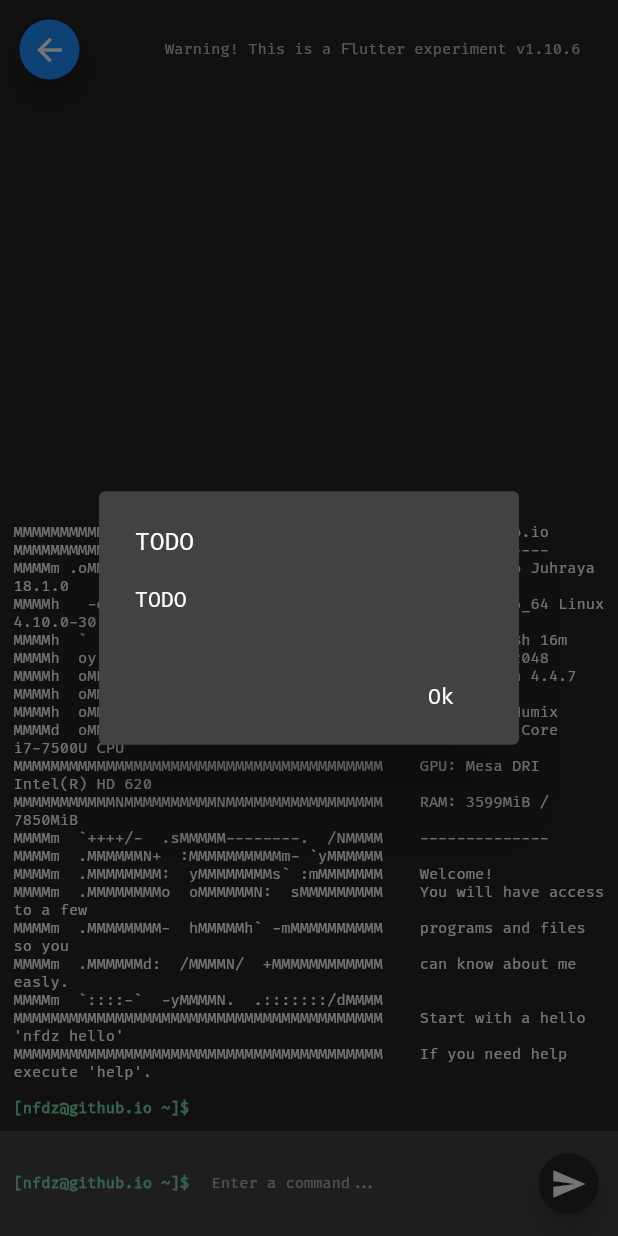
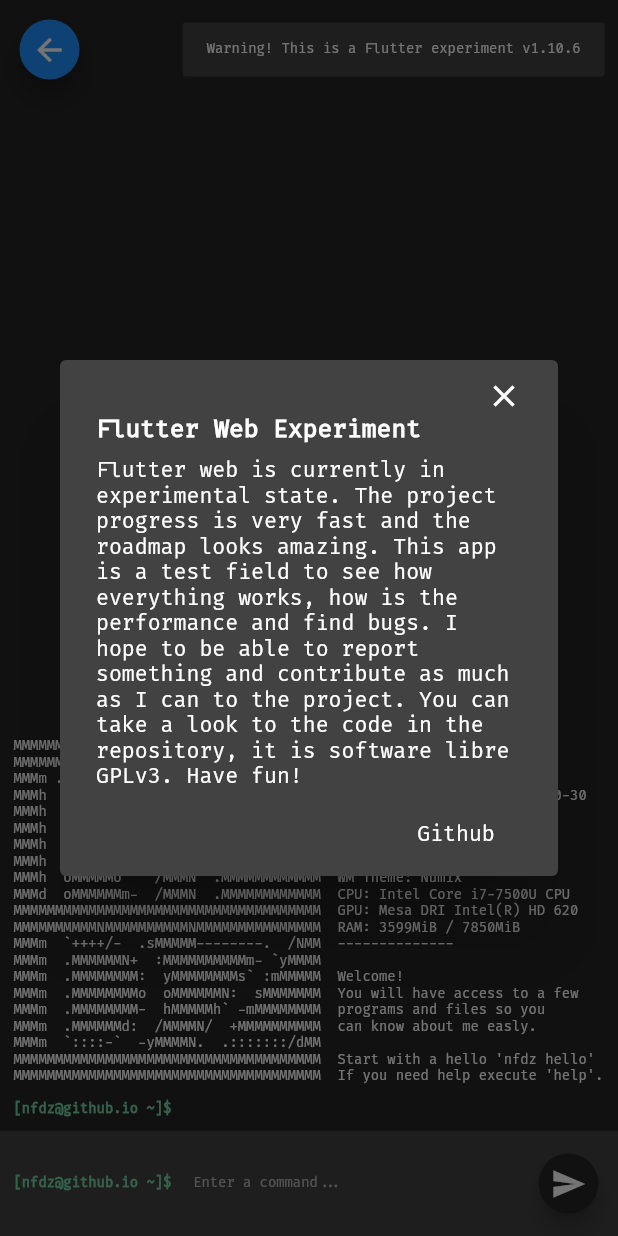
Before and after one commit to nfdz/FakeTerminal, a Flutter app: the screen it shows after launch, after a tap on the "send" icon, after a tap on "Warning! This is a Flutter experiment v1", on a phone screen of 412 x 824 dp. Run offline on Flutter 3.47's test engine with Material 2 defaults, Android fonts, the phone set to English and light mode, and no system bars.

Commit message:
Improvements and license

```diff
--- a/src/terminal_resume_app/lib/model/command.dart
+++ b/src/terminal_resume_app/lib/model/command.dart
@@ -3,6 +3,7 @@
 import 'package:terminal_resume_app/model/commands/exit_command.dart';
 import 'package:terminal_resume_app/model/commands/flutter_command.dart';
 import 'package:terminal_resume_app/model/commands/help_command.dart';
+import 'package:terminal_resume_app/model/commands/history_command.dart';
 import 'package:terminal_resume_app/model/commands/ls_command.dart';
 import 'package:terminal_resume_app/model/commands/man_command.dart';
 import 'package:terminal_resume_app/model/commands/nfdz_command.dart';
@@ -12,18 +13,19 @@
   final String cmd;
   final String manEntry;
   Command(this.cmd, this.manEntry);
-  void execute(List<String> args, List<TerminalLine> output);
+  void execute(List<String> args, List<TerminalLine> output, List<String> history);
 }
 
 final List<Command> kAvailableCommands = [
+  HelpCommand(),
+  NfdzCommand(),
+  FlutterCommand(),
+  ManCommand(),
   CatCommand(),
   ClearCommand(),
   ExitCommand(),
-  FlutterCommand(),
-  HelpCommand(),
   LsCommand(),
-  ManCommand(),
-  NfdzCommand(),
+  HistoryCommand(),
 ];
 
 Command parseCommand(String cmd) {
--- a/src/terminal_resume_app/lib/model/commands/cat_command.dart
+++ b/src/terminal_resume_app/lib/model/commands/cat_command.dart
@@ -15,7 +15,7 @@
   CatCommand._() : super(kCmdCat, kCmdCatManEntry);
 
   @override
-  void execute(List<String> args, List<TerminalLine> output) {
+  void execute(List<String> args, List<TerminalLine> output, List<String> history) {
     if (args.length < 2) {
       output.insert(0, ResultLine(kCmdInvalidArgs + cmd));
     } else {
--- a/src/terminal_resume_app/lib/model/commands/clear_command.dart
+++ b/src/terminal_resume_app/lib/model/commands/clear_command.dart
@@ -14,7 +14,7 @@
   ClearCommand._() : super(kCmdClear, kCmdClearManEntry);
 
   @override
-  void execute(List<String> args, List<TerminalLine> output) {
+  void execute(List<String> args, List<TerminalLine> output, List<String> history) {
     output.clear();
   }
 }
--- a/src/terminal_resume_app/lib/model/commands/exit_command.dart
+++ b/src/terminal_resume_app/lib/model/commands/exit_command.dart
@@ -1,5 +1,6 @@
 import 'package:terminal_resume_app/model/command.dart';
 import 'package:terminal_resume_app/model/terminal_content.dart';
+import 'package:terminal_resume_app/utils/html_comm_workaround.dart';
 
 class ExitCommand extends Command {
   static ExitCommand _instance;
@@ -14,8 +15,8 @@
   ExitCommand._() : super(kCmdExit, kCmdExitManEntry);
 
   @override
-  void execute(List<String> args, List<TerminalLine> output) {
-    // TODO: implement execute
+  void execute(List<String> args, List<TerminalLine> output, List<String> history) {
+    HtmlCommWorkAround.goBackHistory();
   }
 }
 
--- a/src/terminal_resume_app/lib/model/commands/flutter_command.dart
+++ b/src/terminal_resume_app/lib/model/commands/flutter_command.dart
@@ -15,7 +15,7 @@
   FlutterCommand._() : super(kCmdFlutter, kCmdFlutterManEntry);
 
   @override
-  void execute(List<String> args, List<TerminalLine> output) {
+  void execute(List<String> args, List<TerminalLine> output, List<String> history) {
     if (args.length < 2) {
       output.insert(0, ResultLine(kCmdInvalidArgs + cmd));
     } else {
--- a/src/terminal_resume_app/lib/model/commands/help_command.dart
+++ b/src/terminal_resume_app/lib/model/commands/help_command.dart
@@ -15,7 +15,7 @@
   HelpCommand._() : super(kCmdHelp, kCmdHelpManEntry);
 
   @override
-  void execute(List<String> args, List<TerminalLine> output) {
+  void execute(List<String> args, List<TerminalLine> output, List<String> history) {
     if (args.length > 1) {
       output.insert(0, ResultLine(kCmdIgnoredArgs));
     }
@@ -31,6 +31,7 @@
  exit    - Log off and close the app
  flutter - Flutter app development
  help    - Show help information about terminal
+ history - Show the history command list
  ls      - List directory contents
  man     - An interface to the on-line reference manuals
  nfdz    - Processes the json files with information about me""";
--- a/src/terminal_resume_app/lib/model/commands/ls_command.dart
+++ b/src/terminal_resume_app/lib/model/commands/ls_command.dart
@@ -15,7 +15,7 @@
   LsCommand._() : super(kCmdLs, kCmdLsManEntry);
 
   @override
-  void execute(List<String> args, List<TerminalLine> output) {
+  void execute(List<String> args, List<TerminalLine> output, List<String> history) {
     if (args.length > 1) {
       output.insert(0, ResultLine(kCmdIgnoredArgs));
     }
--- a/src/terminal_resume_app/lib/model/commands/man_command.dart
+++ b/src/terminal_resume_app/lib/model/commands/man_command.dart
@@ -15,7 +15,7 @@
   ManCommand._() : super(kCmdMan, kCmdManManEntry);
 
   @override
-  void execute(List<String> args, List<TerminalLine> output) {
+  void execute(List<String> args, List<TerminalLine> output, List<String> history) {
     if (args.length < 2) {
       output.insert(0, ResultLine(kCmdInvalidArgs + cmd));
     } else {
--- a/src/terminal_resume_app/lib/model/commands/nfdz_command.dart
+++ b/src/terminal_resume_app/lib/model/commands/nfdz_command.dart
@@ -14,7 +14,7 @@
   NfdzCommand._() : super(kCmdNfdz, kCmdNfdzManEntry);
 
   @override
-  void execute(List<String> args, List<TerminalLine> output) {
+  void execute(List<String> args, List<TerminalLine> output, List<String> history) {
     // TODO: implement execute
   }
 }
--- a/src/terminal_resume_app/lib/model/terminal_content.dart
+++ b/src/terminal_resume_app/lib/model/terminal_content.dart
@@ -2,7 +2,7 @@
 
 List<TerminalLine> getTerminalInitContent() => [
       ResultLine(kWelcomeText),
-      ResultLine("\n\n\n"),
+      ResultLine("\n\n\n\n"),
     ];
 
 class TerminalLine {
--- a/src/terminal_resume_app/lib/utils/constants.dart
+++ b/src/terminal_resume_app/lib/utils/constants.dart
@@ -12,7 +12,7 @@
 const Color kTerminalAccentColor = Color(0xff72d5a3);
 const TextStyle kDefaultTextStyle = TextStyle(fontFamily: 'FiraCode', fontSize: 16, color: Colors.white);
 const TextStyle kSmallerTextStyle = TextStyle(fontFamily: 'FiraCode', fontSize: 14, color: Colors.white);
-const TextStyle kSmallestTextStyle = TextStyle(fontFamily: 'FiraCode', fontSize: 10, color: Colors.white);
+const TextStyle kSmallestTextStyle = TextStyle(fontFamily: 'FiraCode', fontSize: 9, color: Colors.white);
 const double kSmallerToBigWidth = 850.0;
 const double kSmallestToSmallerWidth = 700.0;
 
@@ -22,34 +22,36 @@
 const String kSendCommandTooltip = "Execute command";
 const String kBackTooltip = "Exit terminal";
 const String kWarningButton = "Warning! This is a Flutter experiment v1.10.6";
-const String kWarningDialogTitle = "TODO";
-const String kWarningDialogContent = "TODO";
+const String kWarningDialogTitle = "Flutter Web Experiment";
+const String kWarningDialogContent =
+    "Flutter web is currently in experimental state. The project progress is very fast and the roadmap looks amazing. This app is a test field to see how everything works, how is the performance and find bugs. I hope to be able to report something and contribute as much as I can to the project. You can take a look to the code in the repository, it is software libre GPLv3. Have fun!";
+const String kWarningDialogGithub = "Github";
 const String kTerminalPrefix = "[nfdz@github.io ~]\$ ";
 const String kCmdNotFound = "bash: {cmd}: command not found";
 const String kHelpArg = "-h";
 
 const String kWelcomeText = """
-MMMMMMMMMMMMMMMMMMMMMMMMMMMMMMMMMMMMMMMM    nfdz@github.io
-MMMMMMMMMMMMMMMMMMMMMMMMMMMMMMMMMMMMMMMM    --------------
-MMMMm .oMMMMMMMN: sMMMM+----------/MMMMM    OS: Manjaro Juhraya 18.1.0
-MMMMh   -dMMMMMN  /MMMN  `MMMMMMMMMMMMMM    Kernel: x86_64 Linux 4.10.0-30
-MMMMh  `  oMMMMN  /MMMN  .MMMMMMMMMMMMMM    Uptime: 168h 16m
-MMMMh  oy` .dMMN  /MMMN  `yyhhhhhNMMMMMM    Packages: 2048
-MMMMh  oMN+  +NN  /MMMN   .......-MMMMMM    Shell: bash 4.4.7
-MMMMh  oMMMd. .y  /MMMN  .MMMMMMMMMMMMMM    WM: Compiz
-MMMMh  oMMMMMo    /MMMN  .MMMMMMMMMMMMMM    WM Theme: Numix
-MMMMd  oMMMMMMm-  /MMMN  .MMMMMMMMMMMMMM    CPU: Intel Core i7-7500U CPU
-MMMMMMMMMMMMMMMMMMMMMMMMMMMMMMMMMMMMMMMM    GPU: Mesa DRI Intel(R) HD 620
-MMMMMMMMMMMNMMMMMMMMMMNMMMMMMMMMMMMMMMMM    RAM: 3599MiB / 7850MiB
-MMMMm  `++++/-  .sMMMMM--------.  /NMMMM    --------------
-MMMMm  .MMMMMMN+  :MMMMMMMMMMm- `yMMMMMM
-MMMMm  .MMMMMMMM:  yMMMMMMMMs` :mMMMMMMM    Welcome!
-MMMMm  .MMMMMMMMo  oMMMMMMN:  sMMMMMMMMM    You will have access to a few
-MMMMm  .MMMMMMMM-  hMMMMMh` -mMMMMMMMMMM    programs and files so you
-MMMMm  .MMMMMMd:  /MMMMN/  +MMMMMMMMMMMM    can know about me easly.
-MMMMm  `::::-`  -yMMMMN.  .:::::::/dMMMM
-MMMMMMMMMMMMMMMMMMMMMMMMMMMMMMMMMMMMMMMM    Start with a hello 'nfdz hello'
-MMMMMMMMMMMMMMMMMMMMMMMMMMMMMMMMMMMMMMMM    If you need help execute 'help'.
+MMMMMMMMMMMMMMMMMMMMMMMMMMMMMMMMMMMMM  nfdz@github.io
+MMMMMMMMMMMMMMMMMMMMMMMMMMMMMMMMMMMMM  --------------
+MMMm .oMMMMMMMN: sMMMM+----------/MMM  OS: Manjaro Juhraya 18.1.0
+MMMh   -dMMMMMN  /MMMN  `MMMMMMMMMMMM  Kernel: x86_64 Linux 4.10.0-30
+MMMh  `  oMMMMN  /MMMN  .MMMMMMMMMMMM  Uptime: 168h 16m
+MMMh  oy` .dMMN  /MMMN  `yyhhhhhNMMMM  Packages: 2048
+MMMh  oMN+  +NN  /MMMN   .......-MMMM  Shell: bash 4.4.7
+MMMh  oMMMd. .y  /MMMN  .MMMMMMMMMMMM  WM: Compiz
+MMMh  oMMMMMo    /MMMN  .MMMMMMMMMMMM  WM Theme: Numix
+MMMd  oMMMMMMm-  /MMMN  .MMMMMMMMMMMM  CPU: Intel Core i7-7500U CPU
+MMMMMMMMMMMMMMMMMMMMMMMMMMMMMMMMMMMMM  GPU: Mesa DRI Intel(R) HD 620
+MMMMMMMMMMNMMMMMMMMMMNMMMMMMMMMMMMMMM  RAM: 3599MiB / 7850MiB
+MMMm  `++++/-  .sMMMMM--------.  /NMM  --------------
+MMMm  .MMMMMMN+  :MMMMMMMMMMm- `yMMMM
+MMMm  .MMMMMMMM:  yMMMMMMMMs` :mMMMMM  Welcome!
+MMMm  .MMMMMMMMo  oMMMMMMN:  sMMMMMMM  You will have access to a few
+MMMm  .MMMMMMMM-  hMMMMMh` -mMMMMMMMM  programs and files so you
+MMMm  .MMMMMMd:  /MMMMN/  +MMMMMMMMMM  can know about me easly.
+MMMm  `::::-`  -yMMMMN.  .:::::::/dMM
+MMMMMMMMMMMMMMMMMMMMMMMMMMMMMMMMMMMMM  Start with a hello 'nfdz hello'
+MMMMMMMMMMMMMMMMMMMMMMMMMMMMMMMMMMMMM  If you need help execute 'help'.
 """;
 const String kCmdIgnoredArgs = "(Some input arguments were ignored)";
 const String kCmdInvalidArgs = "Input argument required, to learn about this command use: man ";
--- /dev/null
+++ b/src/terminal_resume_app/lib/utils/html_comm_workaround.dart
@@ -0,0 +1,7 @@
+const String _kGoBackCode = "[GO_BACK]";
+const String _kGoGithubCode = "[GO_GITHUB]";
+
+class HtmlCommWorkAround {
+  static void goBackHistory() => print(_kGoBackCode);
+  static void goGithub() => print(_kGoGithubCode);
+}
--- a/src/terminal_resume_app/lib/widgets/warning_exit_wrapper.dart
+++ b/src/terminal_resume_app/lib/widgets/warning_exit_wrapper.dart
@@ -1,8 +1,11 @@
 import 'package:flutter/material.dart';
 import 'package:logging/logging.dart';
 import 'package:terminal_resume_app/utils/constants.dart';
+import 'package:terminal_resume_app/utils/html_comm_workaround.dart';
+import 'dart:math' as Math;
 
 final Logger _kLogger = Logger("WarningExitWrapper");
+const double _kDialogMaxWidth = 500;
 
 class WarningExitWrapper extends StatelessWidget {
   final Widget child;
@@ -17,12 +20,10 @@
           alignment: Alignment.topRight,
           child: Padding(
             padding: const EdgeInsets.all(9.0),
-            child: Opacity(
-              opacity: 0.70,
             child: FlatButton(
+              color: kLightPrimaryColor,
               child: Text(kWarningButton, style: kSmallestTextStyle),
               onPressed: () => _showWarning(context),
-              ),
             ),
           ),
         ),
@@ -36,7 +37,7 @@
               backgroundColor: kAccentColor,
               onPressed: () {
                 _kLogger.info("On back pressed");
-                // TODO
+                HtmlCommWorkAround.goBackHistory();
               },
               tooltip: kBackTooltip,
               child: Icon(
@@ -54,19 +55,49 @@
     showDialog(
         context: ctx,
         builder: (context) {
-          List<Widget> _actions = <Widget>[
-            FlatButton(highlightColor: kAccentColor, onPressed: () => Navigator.pop(ctx), child: Text("Ok"))
-          ];
+          final double widthScreen = MediaQuery.of(context).size.width;
+          final double width = Math.min(widthScreen, _kDialogMaxWidth);
           return AlertDialog(
-            title: Text(
+            titlePadding: const EdgeInsets.all(0),
+            contentPadding: const EdgeInsets.fromLTRB(24, 12, 24, 4),
+            content: Container(
+              width: width,
+              child: SingleChildScrollView(
+                child: Column(
+                  mainAxisAlignment: MainAxisAlignment.start,
+                  crossAxisAlignment: CrossAxisAlignment.start,
+                  mainAxisSize: MainAxisSize.min,
+                  children: <Widget>[
+                    Align(
+                      alignment: Alignment.topRight,
+                      child: InkWell(
+                        highlightColor: kAccentColor,
+                        onTap: () => Navigator.pop(context),
+                        child: Icon(Icons.close),
+                      ),
+                    ),
+                    Text(
                       kWarningDialogTitle,
-              style: kDefaultTextStyle,
+                      style: kDefaultTextStyle.copyWith(fontWeight: FontWeight.bold),
                     ),
-            content: Text(
+                    SizedBox(height: 9),
+                    Text(
                       kWarningDialogContent,
                       style: kSmallerTextStyle,
                     ),
-            actions: _actions,
+                    SizedBox(height: 6),
+                    Align(
+                      alignment: Alignment.bottomRight,
+                      child: FlatButton(
+                        highlightColor: kAccentColor,
+                        onPressed: () => HtmlCommWorkAround.goGithub(),
+                        child: Text(kWarningDialogGithub),
+                      ),
+                    )
+                  ],
+                ),
+              ),
+            ),
           );
         });
   }
```
Also changed, not shown: src/terminal_resume_app/lib/model/commands/history_command.dart (added, +56 -0 lines), src/terminal_resume_app/lib/utils/terminal_brain.dart (+37 -1 lines), src/terminal_resume_app/lib/widgets/terminal.dart (+29 -46 lines), 3 other files. Lines whose indentation alone changed are shown as unchanged.
